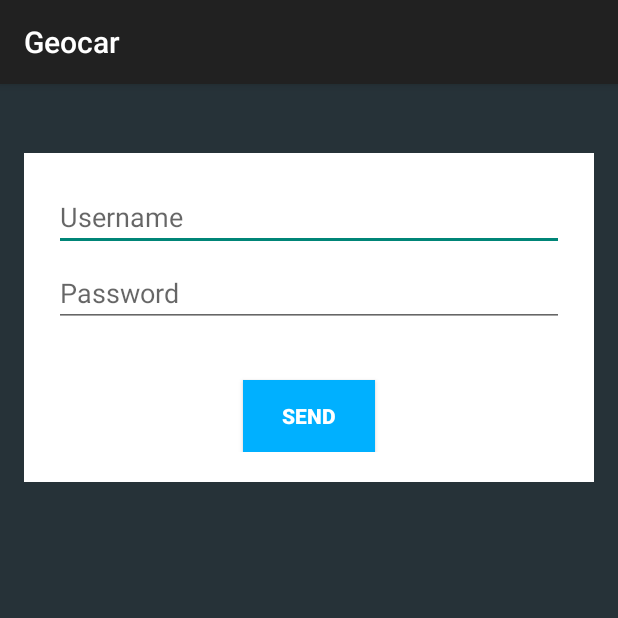
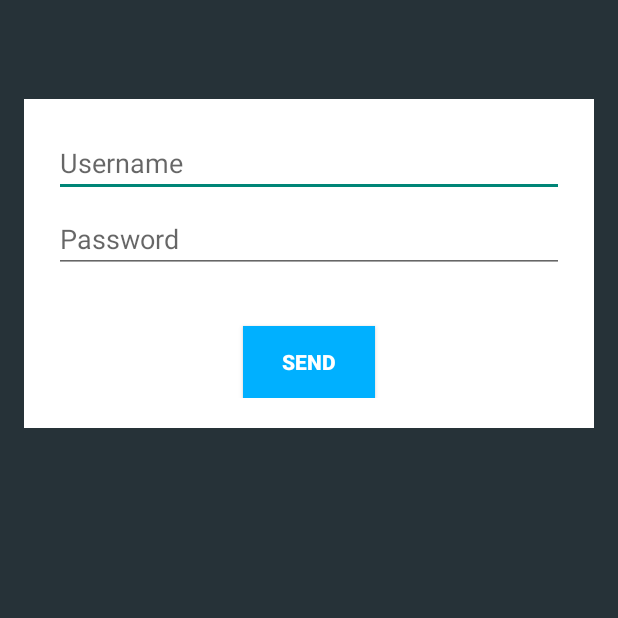
Before and after one commit to Carmain/Geocar, an Android app: the screen it shows after launch (MainActivity), on a phone screen of 412 x 824 dp, the top half of it. Run offline under Robolectric (Android 15) with nearby library versions, the phone set to English and light mode, and no system bars.

Commit message:
Add a "No action bar theme" (fixes #9)

```diff
--- a/app/src/main/AndroidManifest.xml
+++ b/app/src/main/AndroidManifest.xml
@@ -6,7 +6,7 @@
         android:allowBackup="true"
         android:icon="@drawable/ic_launcher"
         android:label="@string/app_name"
-        android:theme="@style/AppTheme" >
+        android:theme="@style/AppThemeNoActionBar" >
         <activity
             android:name=".MainActivity"
             android:label="@string/app_name" >
--- a/app/src/main/res/values/colors.xml
+++ b/app/src/main/res/values/colors.xml
@@ -3,5 +3,4 @@
     <color name="white">#FFFFFF</color>
     <color name="grey">#263238</color>
     <color name="electric_blue">#00B0FF</color>
-
 </resources>
--- a/app/src/main/res/values/styles.xml
+++ b/app/src/main/res/values/styles.xml
@@ -3,6 +3,9 @@
     <!-- Base application theme. -->
     <style name="AppTheme" parent="Theme.AppCompat.Light.DarkActionBar">
         <!-- Customize your theme here. -->
+    </style>
+
+    <style name="AppThemeNoActionBar" parent="Theme.AppCompat.Light.NoActionBar">
     </style>
 
     <style name="background">
@@ -20,7 +23,7 @@
         <item name="android:background">@color/white</item>
         <item name="android:layout_width">match_parent</item>
         <item name="android:layout_height">wrap_content</item>
-        <item name="android:layout_marginTop">30dp</item>
+        <item name="android:layout_marginTop">50dp</item>
         <item name="android:padding">20dp</item>
         <item name="android:orientation">vertical</item>
     </style>
```
